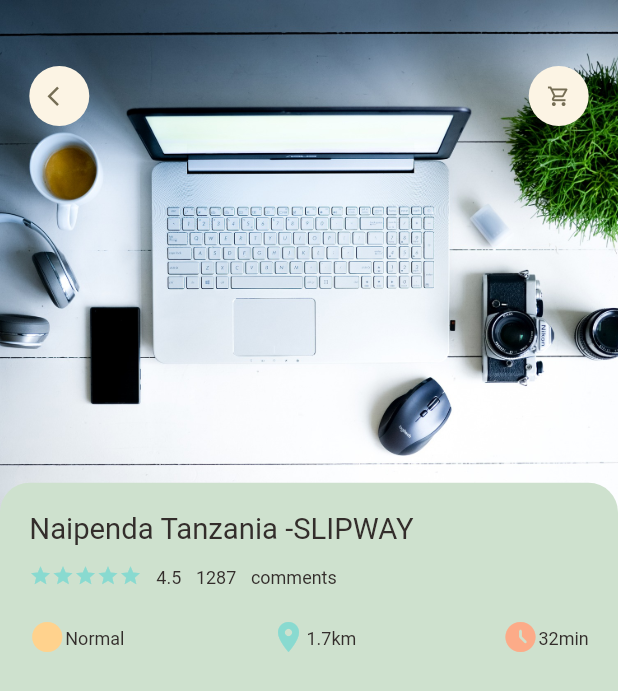
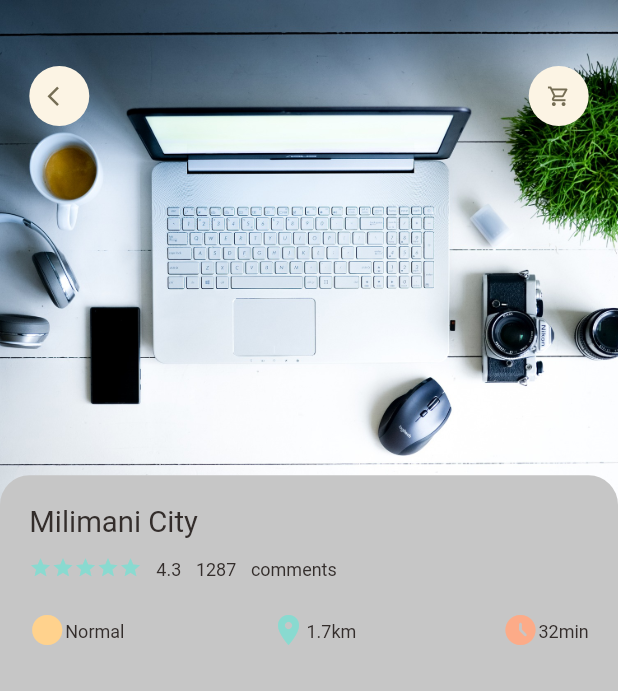
Before and after one commit to johngolem/Turaco, a Flutter app: the PopularProductDetail screen opened directly, on a phone screen of 412 x 824 dp. Shown: the top 691 px of the screen. Run offline on Flutter 3.47's test engine with Material 2 defaults, Android fonts, the phone set to English and light mode, and no system bars; our stand-ins replace dots_indicator, get.

Commit message:
created a widget for the colum that embodies rating, name of merchant etc

```diff
--- a/lib/home/product_page_body.dart
+++ b/lib/home/product_page_body.dart
@@ -4,6 +4,7 @@ import 'package:dots_indicator/dots_indicator.dart';
 import 'package:flutter/material.dart';
 import 'package:turac/utils/colors.dart';
 import 'package:turac/utils/dimensions.dart';
+import 'package:turac/widgets/app_column.dart';
 import 'package:turac/widgets/big_text.dart';
 import 'package:turac/widgets/icon_and_text.dart';
 import 'package:turac/widgets/small_text.dart';
@@ -260,60 +261,8 @@ class _ProductPageBodyState extends State<ProductPageBody> {
                       top: Dimensions.height15,
                       left: Dimensions.height15,
                       right: Dimensions.height15),
-                  child: Column(
-                    crossAxisAlignment: CrossAxisAlignment.start,
-                    children: [
-                      BigText(text: "Milimani City Shopping Mall"),
-                      SizedBox(
-                        height: Dimensions.height10,
-                      ),
-                      Row(
-                        children: [
-                          Wrap(
-                              children: List.generate(
-                                  5,
-                                  (index) => Icon(
-                                        Icons.star,
-                                        color: AppColors.mainColor,
-                                        size: 15,
-                                      ))),
-                          SizedBox(
-                            width: Dimensions.width10,
-                          ),
-                          SmallText(text: "4.5"),
-                          SizedBox(
-                            width: Dimensions.width10,
-                          ),
-                          SmallText(text: "1287"),
-                          SizedBox(
-                            width: Dimensions.width10,
-                          ),
-                          SmallText(text: "comments"),
-                        ],
-                      ),
-                      SizedBox(
-                        height: Dimensions.height20,
-                      ),
-                      Row(
-                        mainAxisAlignment: MainAxisAlignment.spaceBetween,
-                        children: [
-                          IconAndTextWidget(
-                              icon: Icons.circle_sharp,
-                              text: "Normal",
-                              iconColor: AppColors.iconColor1),
-                          IconAndTextWidget(
-                              icon: Icons.location_on,
-                              text: "1.7km",
-                              iconColor: AppColors.mainColor),
-                          IconAndTextWidget(
-                              icon: Icons.access_time_filled_rounded,
-                              text: "32min",
-                              iconColor: AppColors.iconColor2),
-                        ],
-                      ),
-                    ],
-                  )
-                  ),
+                  child:AppColumn(text:"Milimani City", rating: "3.7",)
+              ),
             ),
           ),
         ],
--- a/lib/main.dart
+++ b/lib/main.dart
@@ -22,9 +22,9 @@ class MyApp extends StatelessWidget {
         primarySwatch: Colors.blue,
       ),
       // ignore: prefer_const_constructors
-      // home: MainProductPage(),
+      home: MainProductPage(),
       // home:PopularProductDetail(),
-      home:LoginPage(),
+      // home:LoginPage(),
       // home:SignupPage(),
     );
   }
--- a/lib/pages/product/popular_product_detail.dart
+++ b/lib/pages/product/popular_product_detail.dart
@@ -1,6 +1,7 @@
 import 'package:flutter/material.dart';
 import 'package:turac/utils/dimensions.dart';
 import 'package:turac/widgets/appIcon.dart';
+import 'package:turac/widgets/app_column.dart';
 
 import '../../utils/colors.dart';
 import '../../widgets/big_text.dart';
@@ -50,7 +51,7 @@ class PopularProductDetail extends StatelessWidget {
             left: 0,
             right: 0,
             bottom: 0,
-            top: Dimensions.popProductImgSize-20,
+            top: Dimensions.popProductImgSize-25,
             child: Container(
               padding: EdgeInsets.only(left: Dimensions.width20, right: Dimensions.width20, top: Dimensions.height20),
                 decoration: BoxDecoration(
@@ -59,62 +60,11 @@ class PopularProductDetail extends StatelessWidget {
                     topLeft: Radius.circular(Dimensions.radius20),
 
                     ),
-                  color: Color.fromARGB(255, 206, 225, 206),
+                  color: Color.fromARGB(255, 198, 198, 198),
                 ),
-                 child: Column(
-                    crossAxisAlignment: CrossAxisAlignment.start,
-                    children: [
-                      BigText(text: "Naipenda Tanzania -SLIPWAY"),
-                      SizedBox(
-                        height: Dimensions.height10,
-                      ),
-                      Row(
-                        children: [
-                          Wrap(
-                              children: List.generate(
-                                  5,
-                                  (index) => Icon(
-                                        Icons.star,
-                                        color: AppColors.mainColor,
-                                        size: 15,
-                                      ))),
-                          SizedBox(
-                            width: Dimensions.width10,
-                          ),
-                          SmallText(text: "4.5"),
-                          SizedBox(
-                            width: Dimensions.width10,
-                          ),
-                          SmallText(text: "1287"),
-                          SizedBox(
-                            width: Dimensions.width10,
-                          ),
-                          SmallText(text: "comments"),
-                        ],
-                      ),
-                      SizedBox(
-                        height: Dimensions.height20,
-                      ),
-                      Row(
-                        mainAxisAlignment: MainAxisAlignment.spaceBetween,
-                        children: [
-                          IconAndTextWidget(
-                              icon: Icons.circle_sharp,
-                              text: "Normal",
-                              iconColor: AppColors.iconColor1),
-                          IconAndTextWidget(
-                              icon: Icons.location_on,
-                              text: "1.7km",
-                              iconColor: AppColors.mainColor),
-                          IconAndTextWidget(
-                              icon: Icons.access_time_filled_rounded,
-                              text: "32min",
-                              iconColor: AppColors.iconColor2),
-                        ],
-                      ),
-                    ],
-                  )
-          ))
+                 // ignore: prefer_const_constructors
+                 child:AppColumn(text:"Milimani City", rating: "4.3",),
+                 ))
         ],
       ),
 
--- /dev/null
+++ b/lib/widgets/app_column.dart
@@ -0,0 +1,73 @@
+import 'package:flutter/material.dart';
+import 'package:turac/widgets/big_text.dart';
+import 'package:turac/widgets/icon_and_text.dart';
+import 'package:turac/widgets/small_text.dart';
+
+import '../utils/colors.dart';
+import '../utils/dimensions.dart';
+
+class AppColumn extends StatelessWidget {
+  final String text;
+  final String rating;
+
+
+  const AppColumn({Key? key, required this.text, required this.rating,})
+      : super(key: key);
+
+  @override
+  Widget build(BuildContext context) {
+    return Column(
+      crossAxisAlignment: CrossAxisAlignment.start,
+      children: [
+        BigText(text: text),
+        SizedBox(
+          height: Dimensions.height10,
+        ),
+        Row(
+          children: [
+            Wrap(
+                children: List.generate(
+                    5,
+                    (index) => Icon(
+                          Icons.star,
+                          color: AppColors.mainColor,
+                          size: 15,
+                        ))),
+            SizedBox(
+              width: Dimensions.width10,
+            ),
+            SmallText(text: rating),
+            SizedBox(
+              width: Dimensions.width10,
+            ),
+            SmallText(text: "1287"),
+            SizedBox(
+              width: Dimensions.width10,
+            ),
+            SmallText(text: "comments"),
+          ],
+        ),
+        SizedBox(
+          height: Dimensions.height20,
+        ),
+        Row(
+          mainAxisAlignment: MainAxisAlignment.spaceBetween,
+          children: [
+            IconAndTextWidget(
+                icon: Icons.circle_sharp,
+                text: "Normal",
+                iconColor: AppColors.iconColor1),
+            IconAndTextWidget(
+                icon: Icons.location_on,
+                text: "1.7km",
+                iconColor: AppColors.mainColor),
+            IconAndTextWidget(
+                icon: Icons.access_time_filled_rounded,
+                text: "32min",
+                iconColor: AppColors.iconColor2),
+          ],
+        ),
+      ],
+    );
+  }
+}
```
